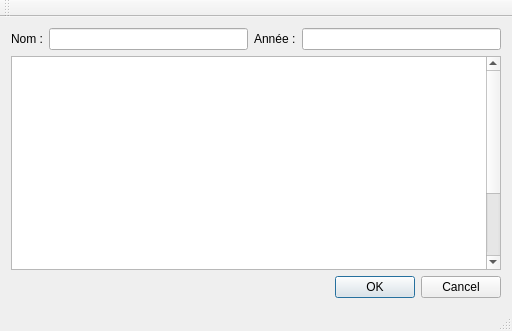
Aurelienpla/Client_Calendrier, file mainwindow.ui: the form before one commit.
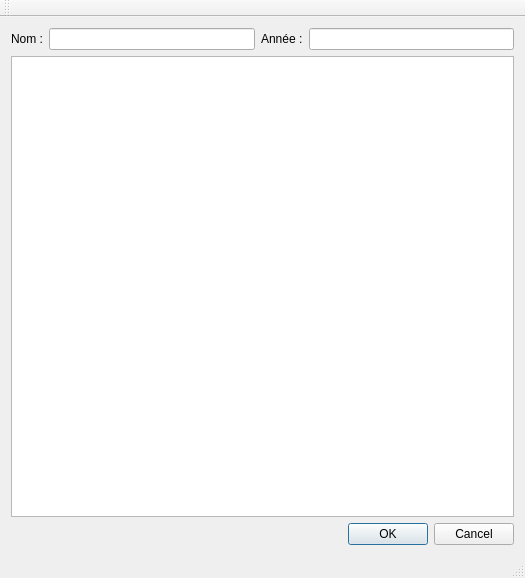
The form after the commit.

Commit message: Implémentation de la fonction pour ajouter une images dans la vue des images.

```diff
--- a/mainwindow.ui
+++ b/mainwindow.ui
@@ -6,10 +6,22 @@
    <rect>
     <x>0</x>
     <y>0</y>
-    <width>512</width>
-    <height>331</height>
+    <width>525</width>
+    <height>578</height>
    </rect>
   </property>
+  <property name="sizePolicy">
+   <sizepolicy hsizetype="Minimum" vsizetype="Preferred">
+    <horstretch>0</horstretch>
+    <verstretch>0</verstretch>
+   </sizepolicy>
+  </property>
+  <property name="minimumSize">
+   <size>
+    <width>525</width>
+    <height>0</height>
+   </size>
+  </property>
   <property name="windowTitle">
    <string>MainWindow</string>
   </property>
@@ -49,6 +61,9 @@
        <layout class="QGridLayout" name="layoutPictures">
         <item row="0" column="0">
          <widget class="QTableWidget" name="tableWidget">
+          <property name="horizontalScrollBarPolicy">
+           <enum>Qt::ScrollBarAlwaysOff</enum>
+          </property>
           <property name="selectionMode">
            <enum>QAbstractItemView::MultiSelection</enum>
           </property>
@@ -58,14 +73,11 @@
             <height>100</height>
            </size>
           </property>
-          <property name="showGrid">
-           <bool>false</bool>
-          </property>
           <property name="rowCount">
-           <number>3</number>
+           <number>0</number>
           </property>
           <property name="columnCount">
-           <number>3</number>
+           <number>5</number>
           </property>
           <attribute name="horizontalHeaderVisible">
            <bool>false</bool>
@@ -73,6 +85,9 @@
           <attribute name="horizontalHeaderMinimumSectionSize">
            <number>50</number>
           </attribute>
+          <attribute name="horizontalHeaderStretchLastSection">
+           <bool>false</bool>
+          </attribute>
           <attribute name="verticalHeaderVisible">
            <bool>false</bool>
           </attribute>
@@ -82,22 +97,11 @@
           <attribute name="verticalHeaderMinimumSectionSize">
            <number>50</number>
           </attribute>
-          <row/>
-          <row/>
-          <row/>
           <column/>
           <column/>
           <column/>
-          <item row="0" column="0">
-           <property name="text">
-            <string/>
-           </property>
-          </item>
-          <item row="0" column="1">
-           <property name="text">
-            <string/>
-           </property>
-          </item>
+          <column/>
+          <column/>
          </widget>
         </item>
        </layout>
```
Left out of the diff: 2 changed lines with no effect on the pictures. The commit also changes 2 other files.
